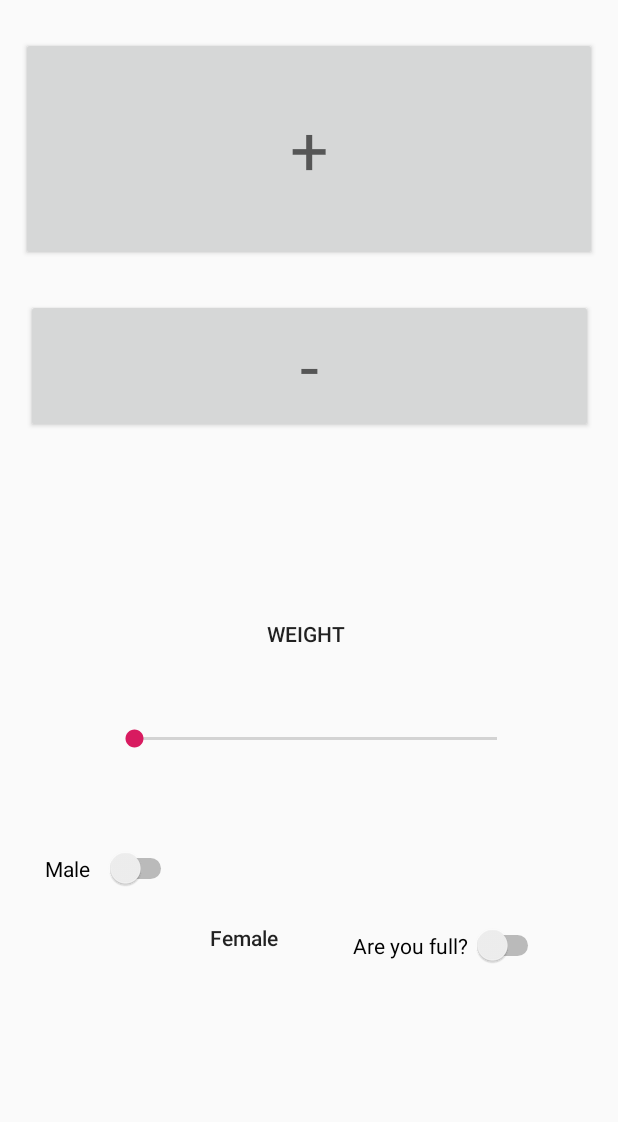
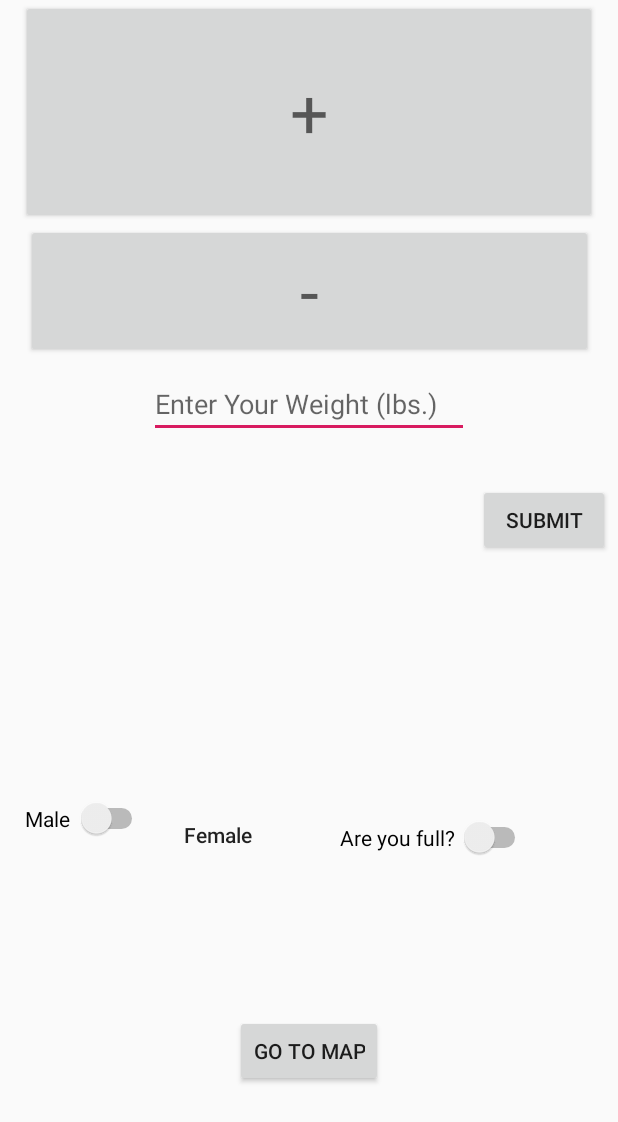
Before and after one commit to ericmags13/BarBuddy, an Android app: the layout activity_main.xml on its own in the app's theme, with its tools: preview values and no code run, on a phone screen of 412 x 824 dp. Shown: the top 1122 px of the screen. Run offline under Robolectric (Android 15) with nearby library versions, the phone set to English and light mode, and no system bars.

```diff
--- a/app/build.gradle
+++ b/app/build.gradle
@@ -19,6 +19,7 @@ android {
 }
 
 dependencies {
+    compile 'com.google.android.gms:play-services:12.0.1'
     implementation fileTree(dir: 'libs', include: ['*.jar'])
     implementation 'com.android.support:appcompat-v7:28.0.0'
     implementation 'com.android.support.constraint:constraint-layout:1.1.3'
--- a/app/src/main/res/layout/activity_main.xml
+++ b/app/src/main/res/layout/activity_main.xml
@@ -10,6 +10,11 @@
         android:id="@+id/addDrink"
         android:layout_width="384dp"
         android:layout_height="149dp"
+        android:layout_marginStart="8dp"
+        android:layout_marginLeft="8dp"
+        android:layout_marginEnd="8dp"
+        android:layout_marginRight="8dp"
+        android:onClick="onClick"
         android:text="+"
         android:textAppearance="@style/TextAppearance.AppCompat.Display2"
         app:layout_constraintBottom_toTopOf="@+id/subtractDrink"
@@ -22,14 +27,9 @@
         android:id="@+id/subtractDrink"
         android:layout_width="378dp"
         android:layout_height="89dp"
-        android:layout_marginStart="3dp"
-        android:layout_marginLeft="3dp"
-        android:layout_marginEnd="3dp"
-        android:layout_marginRight="3dp"
-        android:layout_marginBottom="48dp"
+        android:onClick="subtract"
         android:text="-"
         android:textAppearance="@style/TextAppearance.AppCompat.Display2"
-        app:layout_constraintBottom_toTopOf="@+id/textView3"
         app:layout_constraintEnd_toEndOf="parent"
         app:layout_constraintStart_toStartOf="parent"
         app:layout_constraintTop_toBottomOf="@+id/addDrink"
@@ -37,84 +37,95 @@
 
     <Switch
         android:id="@+id/switch1"
-        android:layout_width="88dp"
-        android:layout_height="63dp"
-        android:layout_marginStart="16dp"
-        android:layout_marginLeft="16dp"
-        android:layout_marginTop="128dp"
-        android:layout_marginEnd="280dp"
-        android:layout_marginRight="280dp"
-        android:layout_marginBottom="82dp"
+        android:layout_width="82dp"
+        android:layout_height="47dp"
+        android:layout_marginStart="8dp"
+        android:layout_marginLeft="8dp"
+        android:layout_marginTop="8dp"
+        android:layout_marginEnd="8dp"
+        android:layout_marginRight="8dp"
+        android:layout_marginBottom="8dp"
         android:text="Male"
         app:layout_constraintBottom_toBottomOf="parent"
         app:layout_constraintEnd_toEndOf="parent"
+        app:layout_constraintHorizontal_bias="0.027"
         app:layout_constraintStart_toStartOf="parent"
-        app:layout_constraintTop_toBottomOf="@+id/subtractDrink" />
+        app:layout_constraintTop_toBottomOf="@+id/editText"
+        app:layout_constraintVertical_bias="0.474" />
 
     <TextView
         android:id="@+id/textView2"
         android:layout_width="wrap_content"
-        android:layout_height="wrap_content"
-        android:layout_marginStart="15dp"
-        android:layout_marginLeft="15dp"
-        android:layout_marginTop="14dp"
-        android:layout_marginEnd="220dp"
-        android:layout_marginRight="220dp"
-        android:layout_marginBottom="103dp"
+        android:layout_height="23dp"
+        android:layout_marginStart="24dp"
+        android:layout_marginLeft="24dp"
+        android:layout_marginTop="8dp"
+        android:layout_marginBottom="8dp"
         android:text="Female"
         android:textAppearance="@style/TextAppearance.AppCompat.Body2"
         app:layout_constraintBottom_toBottomOf="parent"
-        app:layout_constraintEnd_toEndOf="parent"
         app:layout_constraintStart_toEndOf="@+id/switch1"
-        app:layout_constraintTop_toBottomOf="@+id/seekBar" />
-
-    <SeekBar
-        android:id="@+id/seekBar"
-        android:layout_width="274dp"
-        android:layout_height="43dp"
-        android:layout_marginStart="59dp"
-        android:layout_marginLeft="59dp"
-        android:layout_marginTop="7dp"
-        android:layout_marginEnd="51dp"
-        android:layout_marginRight="51dp"
-        android:layout_marginBottom="8dp"
-        android:max="300"
-        app:layout_constraintBottom_toTopOf="@+id/switch1"
-        app:layout_constraintEnd_toEndOf="parent"
-        app:layout_constraintStart_toStartOf="parent"
-        app:layout_constraintTop_toBottomOf="@+id/textView3" />
-
-    <TextView
-        android:id="@+id/textView3"
-        android:layout_width="wrap_content"
-        android:layout_height="wrap_content"
-        android:layout_marginStart="163dp"
-        android:layout_marginLeft="163dp"
-        android:layout_marginTop="51dp"
-        android:layout_marginEnd="168dp"
-        android:layout_marginRight="168dp"
-        android:layout_marginBottom="7dp"
-        android:text="Weight"
-        android:textAppearance="@style/TextAppearance.AppCompat.Button"
-        app:layout_constraintBottom_toTopOf="@+id/seekBar"
-        app:layout_constraintEnd_toEndOf="parent"
-        app:layout_constraintStart_toStartOf="parent"
-        app:layout_constraintTop_toBottomOf="@+id/subtractDrink" />
+        app:layout_constraintTop_toBottomOf="@+id/editText" />
 
     <Switch
         android:id="@+id/switch2"
         android:layout_width="127dp"
         android:layout_height="39dp"
-        android:layout_marginStart="51dp"
-        android:layout_marginLeft="51dp"
-        android:layout_marginTop="22dp"
-        android:layout_marginEnd="51dp"
-        android:layout_marginRight="51dp"
-        android:layout_marginBottom="100dp"
+        android:layout_marginStart="8dp"
+        android:layout_marginLeft="8dp"
+        android:layout_marginTop="8dp"
+        android:layout_marginEnd="8dp"
+        android:layout_marginRight="8dp"
+        android:layout_marginBottom="8dp"
         android:text="Are you full?"
         app:layout_constraintBottom_toBottomOf="parent"
         app:layout_constraintEnd_toEndOf="parent"
         app:layout_constraintStart_toEndOf="@+id/textView2"
-        app:layout_constraintTop_toBottomOf="@+id/seekBar" />
+        app:layout_constraintTop_toBottomOf="@+id/editText" />
+
+    <EditText
+        android:id="@+id/editText"
+        android:layout_width="wrap_content"
+        android:layout_height="wrap_content"
+        android:layout_marginStart="8dp"
+        android:layout_marginLeft="8dp"
+        android:layout_marginTop="8dp"
+        android:layout_marginEnd="8dp"
+        android:layout_marginRight="8dp"
+        android:ems="10"
+        android:hint="Enter Your Weight (lbs.)"
+        android:inputType="number"
+        app:layout_constraintEnd_toEndOf="parent"
+        app:layout_constraintStart_toStartOf="parent"
+        app:layout_constraintTop_toBottomOf="@+id/subtractDrink" />
+
+    <Button
+        android:id="@+id/submit"
+        android:layout_width="wrap_content"
+        android:layout_height="wrap_content"
+        android:layout_marginTop="6dp"
+        android:layout_marginBottom="90dp"
+        android:onClick="weight"
+        android:text="Submit"
+        app:layout_constraintBottom_toTopOf="@+id/switch2"
+        app:layout_constraintEnd_toEndOf="parent"
+        app:layout_constraintStart_toEndOf="@+id/editText"
+        app:layout_constraintTop_toBottomOf="@+id/subtractDrink" />
+
+    <Button
+        android:id="@+id/button"
+        android:layout_width="wrap_content"
+        android:layout_height="wrap_content"
+        android:layout_marginStart="8dp"
+        android:layout_marginLeft="8dp"
+        android:layout_marginTop="8dp"
+        android:layout_marginEnd="8dp"
+        android:layout_marginRight="8dp"
+        android:layout_marginBottom="8dp"
+        android:text="Go To Map"
+        app:layout_constraintBottom_toBottomOf="parent"
+        app:layout_constraintEnd_toEndOf="parent"
+        app:layout_constraintStart_toStartOf="parent"
+        app:layout_constraintTop_toBottomOf="@+id/switch2" />
 
 </android.support.constraint.ConstraintLayout>
```
Also changed, not shown: app/src/main/java/com/example/snowc/barbuddy/MainActivity.java (+56 -0 lines), app/src/main/java/com/example/snowc/barbuddy/StreetViewPanoramaNavigationDemoActivity.java (added, +255 -0 lines), app/src/main/res/layout/map.xml (added, +178 -0 lines), app/src/main/AndroidManifest.xml (line endings or trailing spaces).
